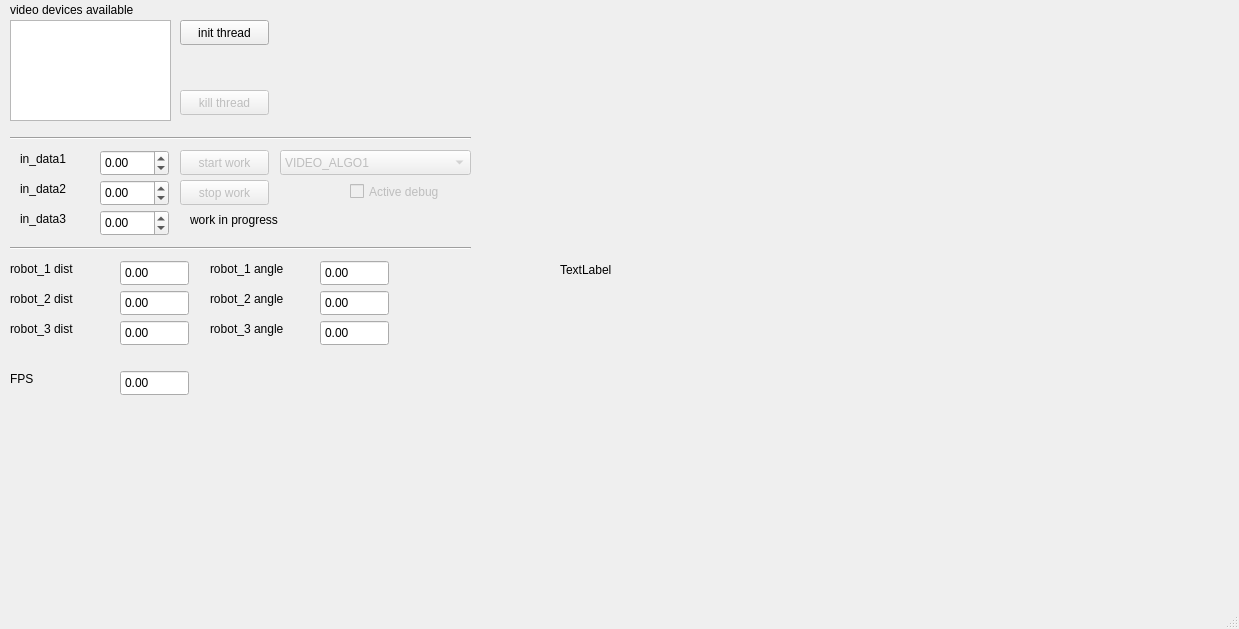
First picture: the form in PluginModules/ImageProcessing/ihm_ImageProcessing.ui, repository CRLG/LABOTBOX, before the edit.
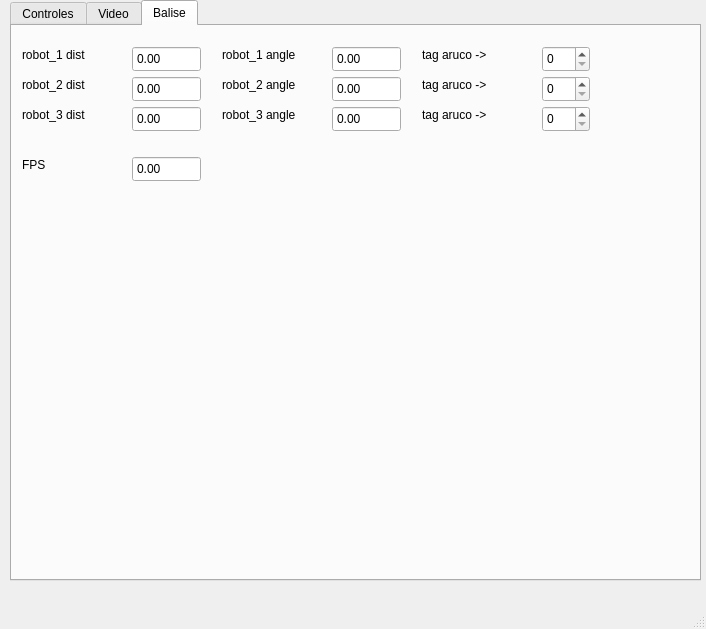
Second picture: the form after the edit. The open tabs and pages were chosen to show the change. Icons and pictures are not drawn. Custom widgets are drawn as their Qt base class.

Commit message: #51 Ajout d'un zoom pour l'affichage Amélioration de la récupération de la résolution pour adapter le zoom. Dans le cas du raspberry pi le driver v4l2 ne permet pas à opencv de régler la résolution donc on ne la connaissait dans le code qu'à posteriori. Ajout d'un slider dans l'ihm pour régler le zoom. 3 zooms possibles: QVGA 240x320 VGA 480x640 (par défaut) XGA 768x1024

```diff
--- a/PluginModules/ImageProcessing/ihm_ImageProcessing.ui
+++ b/PluginModules/ImageProcessing/ihm_ImageProcessing.ui
@@ -6,7 +6,7 @@
    <rect>
     <x>0</x>
     <y>0</y>
-    <width>1239</width>
+    <width>706</width>
     <height>629</height>
    </rect>
   </property>
@@ -14,24 +14,27 @@
    <string>MainWindow</string>
   </property>
   <widget class="QWidget" name="centralwidget">
-   <widget class="QLabel" name="label">
+   <widget class="QTabWidget" name="tabWidget">
     <property name="geometry">
      <rect>
-      <x>20</x>
-      <y>150</y>
-      <width>67</width>
-      <height>17</height>
+      <x>10</x>
+      <y>0</y>
+      <width>691</width>
+      <height>581</height>
      </rect>
     </property>
-    <property name="text">
-     <string>in_data1</string>
+    <property name="currentIndex">
+     <number>0</number>
     </property>
-   </widget>
+    <widget class="QWidget" name="tabControles">
+     <attribute name="title">
+      <string>Controles</string>
+     </attribute>
    <widget class="QLabel" name="label_8">
     <property name="geometry">
      <rect>
       <x>10</x>
-      <y>0</y>
+        <y>10</y>
       <width>161</width>
       <height>20</height>
      </rect>
@@ -40,11 +43,78 @@
      <string>video devices available</string>
     </property>
    </widget>
-   <widget class="QDoubleSpinBox" name="in_data2">
+     <widget class="QDoubleSpinBox" name="in_data1">
     <property name="geometry">
      <rect>
       <x>100</x>
-      <y>180</y>
+        <y>160</y>
+        <width>69</width>
+        <height>26</height>
+       </rect>
+      </property>
+      <property name="minimum">
+       <double>-999999999999999983222784.000000000000000</double>
+      </property>
+      <property name="maximum">
+       <double>1000000000000000019884624838656.000000000000000</double>
+      </property>
+     </widget>
+     <widget class="Line" name="line_3">
+      <property name="geometry">
+       <rect>
+        <x>10</x>
+        <y>140</y>
+        <width>461</width>
+        <height>16</height>
+       </rect>
+      </property>
+      <property name="orientation">
+       <enum>Qt::Horizontal</enum>
+      </property>
+     </widget>
+     <widget class="QPushButton" name="start_work">
+      <property name="enabled">
+       <bool>false</bool>
+      </property>
+      <property name="geometry">
+       <rect>
+        <x>180</x>
+        <y>160</y>
+        <width>89</width>
+        <height>25</height>
+       </rect>
+      </property>
+      <property name="toolTip">
+       <string>&lt;html&gt;&lt;head/&gt;&lt;body&gt;&lt;p&gt;Commence le job&lt;/p&gt;&lt;/body&gt;&lt;/html&gt;</string>
+      </property>
+      <property name="text">
+       <string>start work</string>
+      </property>
+     </widget>
+     <widget class="QPushButton" name="stop_work">
+      <property name="enabled">
+       <bool>false</bool>
+      </property>
+      <property name="geometry">
+       <rect>
+        <x>180</x>
+        <y>190</y>
+        <width>89</width>
+        <height>25</height>
+       </rect>
+      </property>
+      <property name="toolTip">
+       <string>&lt;html&gt;&lt;head/&gt;&lt;body&gt;&lt;p&gt;Emet une requête d'arrêt du job&lt;/p&gt;&lt;/body&gt;&lt;/html&gt;</string>
+      </property>
+      <property name="text">
+       <string>stop work</string>
+      </property>
+     </widget>
+     <widget class="QDoubleSpinBox" name="in_data3">
+      <property name="geometry">
+       <rect>
+        <x>100</x>
+        <y>220</y>
       <width>69</width>
       <height>26</height>
      </rect>
@@ -63,7 +133,7 @@
     <property name="geometry">
      <rect>
       <x>180</x>
-      <y>90</y>
+        <y>100</y>
       <width>89</width>
       <height>25</height>
      </rect>
@@ -75,36 +145,40 @@
      <string>kill thread</string>
     </property>
    </widget>
-   <widget class="QDoubleSpinBox" name="in_data3">
+     <widget class="Line" name="line">
     <property name="geometry">
      <rect>
-      <x>100</x>
-      <y>210</y>
-      <width>69</width>
-      <height>26</height>
-     </rect>
-    </property>
-    <property name="minimum">
-     <double>-999999999999999983222784.000000000000000</double>
-    </property>
-    <property name="maximum">
-     <double>1000000000000000019884624838656.000000000000000</double>
-    </property>
-   </widget>
-   <widget class="QCheckBox" name="active_debug">
-    <property name="enabled">
-     <bool>false</bool>
-    </property>
+        <x>10</x>
+        <y>250</y>
+        <width>461</width>
+        <height>16</height>
+       </rect>
+      </property>
+      <property name="orientation">
+       <enum>Qt::Horizontal</enum>
+      </property>
+     </widget>
+     <widget class="QLabel" name="label_7">
     <property name="geometry">
      <rect>
-      <x>350</x>
-      <y>180</y>
-      <width>121</width>
-      <height>23</height>
+        <x>190</x>
+        <y>220</y>
+        <width>131</width>
+        <height>20</height>
      </rect>
     </property>
     <property name="text">
-     <string>Active debug</string>
+       <string>work in progress</string>
+      </property>
+     </widget>
+     <widget class="QListWidget" name="video_devices_list">
+      <property name="geometry">
+       <rect>
+        <x>10</x>
+        <y>30</y>
+        <width>161</width>
+        <height>101</height>
+       </rect>
     </property>
    </widget>
    <widget class="QComboBox" name="list_algo">
@@ -114,7 +188,7 @@
     <property name="geometry">
      <rect>
       <x>280</x>
-      <y>150</y>
+        <y>160</y>
       <width>191</width>
       <height>25</height>
      </rect>
@@ -138,21 +212,69 @@
      </property>
     </item>
    </widget>
-   <widget class="QListWidget" name="video_devices_list">
+     <widget class="QDoubleSpinBox" name="in_data2">
     <property name="geometry">
      <rect>
-      <x>10</x>
-      <y>20</y>
-      <width>161</width>
-      <height>101</height>
-     </rect>
+        <x>100</x>
+        <y>190</y>
+        <width>69</width>
+        <height>26</height>
+       </rect>
+      </property>
+      <property name="minimum">
+       <double>-999999999999999983222784.000000000000000</double>
+      </property>
+      <property name="maximum">
+       <double>1000000000000000019884624838656.000000000000000</double>
+      </property>
+     </widget>
+     <widget class="QLabel" name="label">
+      <property name="geometry">
+       <rect>
+        <x>20</x>
+        <y>160</y>
+        <width>67</width>
+        <height>17</height>
+       </rect>
+      </property>
+      <property name="text">
+       <string>in_data1</string>
+      </property>
+     </widget>
+     <widget class="QLabel" name="label_3">
+      <property name="geometry">
+       <rect>
+        <x>20</x>
+        <y>220</y>
+        <width>67</width>
+        <height>17</height>
+       </rect>
+      </property>
+      <property name="text">
+       <string>in_data3</string>
+      </property>
+     </widget>
+     <widget class="QCheckBox" name="active_debug">
+      <property name="enabled">
+       <bool>false</bool>
+      </property>
+      <property name="geometry">
+       <rect>
+        <x>350</x>
+        <y>190</y>
+        <width>121</width>
+        <height>23</height>
+       </rect>
+      </property>
+      <property name="text">
+       <string>Active debug</string>
     </property>
    </widget>
    <widget class="QLed" name="work_status" native="true">
     <property name="geometry">
      <rect>
       <x>320</x>
-      <y>210</y>
+        <y>220</y>
       <width>31</width>
       <height>31</height>
      </rect>
@@ -167,37 +289,11 @@
      <bool>false</bool>
     </property>
    </widget>
-   <widget class="QLabel" name="label_6">
-    <property name="geometry">
-     <rect>
-      <x>10</x>
-      <y>260</y>
-      <width>91</width>
-      <height>17</height>
-     </rect>
-    </property>
-    <property name="text">
-     <string>robot_1 dist</string>
-    </property>
-   </widget>
-   <widget class="QLabel" name="label_4">
-    <property name="geometry">
-     <rect>
-      <x>10</x>
-      <y>290</y>
-      <width>91</width>
-      <height>17</height>
-     </rect>
-    </property>
-    <property name="text">
-     <string>robot_2 dist</string>
-    </property>
-   </widget>
    <widget class="QLabel" name="label_2">
     <property name="geometry">
      <rect>
       <x>20</x>
-      <y>180</y>
+        <y>190</y>
       <width>67</width>
       <height>17</height>
      </rect>
@@ -206,94 +302,11 @@
      <string>in_data2</string>
     </property>
    </widget>
-   <widget class="Line" name="line">
-    <property name="geometry">
-     <rect>
-      <x>10</x>
-      <y>240</y>
-      <width>461</width>
-      <height>16</height>
-     </rect>
-    </property>
-    <property name="orientation">
-     <enum>Qt::Horizontal</enum>
-    </property>
-   </widget>
-   <widget class="QDoubleSpinBox" name="rob1_dist">
-    <property name="geometry">
-     <rect>
-      <x>120</x>
-      <y>260</y>
-      <width>69</width>
-      <height>26</height>
-     </rect>
-    </property>
-    <property name="readOnly">
-     <bool>true</bool>
-    </property>
-    <property name="buttonSymbols">
-     <enum>QAbstractSpinBox::NoButtons</enum>
-    </property>
-    <property name="minimum">
-     <double>-999999999999999983222784.000000000000000</double>
-    </property>
-    <property name="maximum">
-     <double>1000000000000000019884624838656.000000000000000</double>
-    </property>
-   </widget>
-   <widget class="QLabel" name="label_7">
-    <property name="geometry">
-     <rect>
-      <x>190</x>
-      <y>210</y>
-      <width>131</width>
-      <height>20</height>
-     </rect>
-    </property>
-    <property name="text">
-     <string>work in progress</string>
-    </property>
-   </widget>
-   <widget class="QDoubleSpinBox" name="in_data1">
-    <property name="geometry">
-     <rect>
-      <x>100</x>
-      <y>150</y>
-      <width>69</width>
-      <height>26</height>
-     </rect>
-    </property>
-    <property name="minimum">
-     <double>-999999999999999983222784.000000000000000</double>
-    </property>
-    <property name="maximum">
-     <double>1000000000000000019884624838656.000000000000000</double>
-    </property>
-   </widget>
-   <widget class="QPushButton" name="start_work">
-    <property name="enabled">
-     <bool>false</bool>
-    </property>
-    <property name="geometry">
-     <rect>
-      <x>180</x>
-      <y>150</y>
-      <width>89</width>
-      <height>25</height>
-     </rect>
-    </property>
-    <property name="toolTip">
-     <string>&lt;html&gt;&lt;head/&gt;&lt;body&gt;&lt;p&gt;Commence le job&lt;/p&gt;&lt;/body&gt;&lt;/html&gt;</string>
-    </property>
-    <property name="text">
-     <string>start work</string>
-    </property>
-   </widget>
    <widget class="QPushButton" name="init_thread">
     <property name="geometry">
      <rect>
       <x>180</x>
-      <y>20</y>
+        <y>30</y>
       <width>89</width>
       <height>25</height>
      </rect>
@@ -305,103 +318,216 @@
      <string>init thread</string>
     </property>
    </widget>
-   <widget class="QPushButton" name="stop_work">
-    <property name="enabled">
-     <bool>false</bool>
-    </property>
+     <widget class="QCheckBox" name="chck_asBeacon">
     <property name="geometry">
      <rect>
-      <x>180</x>
-      <y>180</y>
-      <width>89</width>
-      <height>25</height>
-     </rect>
-    </property>
-    <property name="toolTip">
-     <string>&lt;html&gt;&lt;head/&gt;&lt;body&gt;&lt;p&gt;Emet une requête d'arrêt du job&lt;/p&gt;&lt;/body&gt;&lt;/html&gt;</string>
-    </property>
-    <property name="text">
-     <string>stop work</string>
-    </property>
-   </widget>
-   <widget class="QLabel" name="label_3">
-    <property name="geometry">
-     <rect>
-      <x>20</x>
-      <y>210</y>
-      <width>67</width>
-      <height>17</height>
-     </rect>
-    </property>
-    <property name="text">
-     <string>in_data3</string>
-    </property>
-   </widget>
-   <widget class="Line" name="line_3">
-    <property name="geometry">
-     <rect>
-      <x>10</x>
-      <y>130</y>
-      <width>461</width>
-      <height>16</height>
-     </rect>
-    </property>
-    <property name="orientation">
-     <enum>Qt::Horizontal</enum>
-    </property>
-   </widget>
-   <widget class="QDoubleSpinBox" name="rob2_dist">
-    <property name="geometry">
-     <rect>
-      <x>120</x>
-      <y>290</y>
-      <width>69</width>
-      <height>26</height>
-     </rect>
-    </property>
-    <property name="readOnly">
-     <bool>true</bool>
-    </property>
-    <property name="buttonSymbols">
-     <enum>QAbstractSpinBox::NoButtons</enum>
-    </property>
-    <property name="minimum">
-     <double>-999999999999999983222784.000000000000000</double>
-    </property>
-    <property name="maximum">
-     <double>1000000000000000019884624838656.000000000000000</double>
-    </property>
-   </widget>
-   <widget class="QLabel" name="label_5">
-    <property name="geometry">
-     <rect>
-      <x>560</x>
+        <x>290</x>
       <y>30</y>
+        <width>131</width>
+        <height>23</height>
+       </rect>
+      </property>
+      <property name="text">
+       <string>used as beacon</string>
+      </property>
+     </widget>
+     <widget class="QLabel" name="label_17">
+      <property name="geometry">
+       <rect>
+        <x>290</x>
+        <y>60</y>
+        <width>121</width>
+        <height>51</height>
+       </rect>
+      </property>
+      <property name="text">
+       <string>(restart of
+LaBotBox
+is neceassary)</string>
+      </property>
+      <property name="alignment">
+       <set>Qt::AlignHCenter|Qt::AlignTop</set>
+      </property>
+     </widget>
+    </widget>
+    <widget class="QWidget" name="tabVideo">
+     <attribute name="title">
+      <string>Video</string>
+     </attribute>
+     <widget class="QLabel" name="containerVideo">
+      <property name="geometry">
+       <rect>
+        <x>20</x>
+        <y>50</y>
       <width>640</width>
       <height>480</height>
      </rect>
     </property>
     <property name="minimumSize">
      <size>
-      <width>640</width>
-      <height>480</height>
+        <width>320</width>
+        <height>240</height>
      </size>
     </property>
     <property name="maximumSize">
      <size>
-      <width>640</width>
-      <height>480</height>
+        <width>1024</width>
+        <height>768</height>
      </size>
     </property>
     <property name="text">
-     <string>TextLabel</string>
+       <string/>
+      </property>
+      <property name="pixmap">
+       <pixmap resource="../../icons.qrc">:/icons/cancel.png</pixmap>
+      </property>
+      <property name="alignment">
+       <set>Qt::AlignLeading|Qt::AlignLeft|Qt::AlignTop</set>
+      </property>
+     </widget>
+     <widget class="QSlider" name="zoomVideo">
+      <property name="geometry">
+       <rect>
+        <x>140</x>
+        <y>20</y>
+        <width>471</width>
+        <height>20</height>
+       </rect>
+      </property>
+      <property name="maximum">
+       <number>2</number>
+      </property>
+      <property name="pageStep">
+       <number>1</number>
+      </property>
+      <property name="value">
+       <number>1</number>
+      </property>
+      <property name="sliderPosition">
+       <number>1</number>
+      </property>
+      <property name="orientation">
+       <enum>Qt::Horizontal</enum>
+      </property>
+     </widget>
+     <widget class="QLabel" name="label_5">
+      <property name="geometry">
+       <rect>
+        <x>20</x>
+        <y>20</y>
+        <width>67</width>
+        <height>17</height>
+       </rect>
+      </property>
+      <property name="text">
+       <string>ZOOM</string>
+      </property>
+     </widget>
+     <widget class="QLabel" name="label_18">
+      <property name="geometry">
+       <rect>
+        <x>90</x>
+        <y>20</y>
+        <width>31</width>
+        <height>21</height>
+       </rect>
+      </property>
+      <property name="text">
+       <string/>
+      </property>
+      <property name="pixmap">
+       <pixmap resource="../../icons.qrc">:/icons/edit_remove.png</pixmap>
+      </property>
+      <property name="alignment">
+       <set>Qt::AlignCenter</set>
+      </property>
+     </widget>
+     <widget class="QLabel" name="label_19">
+      <property name="geometry">
+       <rect>
+        <x>630</x>
+        <y>20</y>
+        <width>31</width>
+        <height>21</height>
+       </rect>
+      </property>
+      <property name="text">
+       <string/>
+      </property>
+      <property name="pixmap">
+       <pixmap resource="../../icons.qrc">:/icons/edit_add.png</pixmap>
+      </property>
+      <property name="alignment">
+       <set>Qt::AlignCenter</set>
+      </property>
+     </widget>
+    </widget>
+    <widget class="QWidget" name="tabBalise">
+     <attribute name="title">
+      <string>Balise</string>
+     </attribute>
+     <widget class="QLabel" name="label_10">
+      <property name="geometry">
+       <rect>
+        <x>210</x>
+        <y>20</y>
+        <width>101</width>
+        <height>17</height>
+       </rect>
+      </property>
+      <property name="text">
+       <string>robot_1 angle</string>
+      </property>
+     </widget>
+     <widget class="QDoubleSpinBox" name="rob2_angle">
+      <property name="geometry">
+       <rect>
+        <x>320</x>
+        <y>50</y>
+        <width>69</width>
+        <height>26</height>
+       </rect>
+      </property>
+      <property name="readOnly">
+       <bool>true</bool>
+      </property>
+      <property name="buttonSymbols">
+       <enum>QAbstractSpinBox::NoButtons</enum>
+      </property>
+      <property name="minimum">
+       <double>-999999999999999983222784.000000000000000</double>
+      </property>
+      <property name="maximum">
+       <double>1000000000000000019884624838656.000000000000000</double>
+      </property>
+     </widget>
+     <widget class="QDoubleSpinBox" name="fps">
+      <property name="geometry">
+       <rect>
+        <x>120</x>
+        <y>130</y>
+        <width>69</width>
+        <height>26</height>
+       </rect>
+      </property>
+      <property name="readOnly">
+       <bool>true</bool>
+      </property>
+      <property name="buttonSymbols">
+       <enum>QAbstractSpinBox::NoButtons</enum>
+      </property>
+      <property name="minimum">
+       <double>-999999999999999983222784.000000000000000</double>
+      </property>
+      <property name="maximum">
+       <double>1000000000000000019884624838656.000000000000000</double>
     </property>
    </widget>
    <widget class="QDoubleSpinBox" name="rob3_dist">
     <property name="geometry">
      <rect>
       <x>120</x>
-      <y>320</y>
+        <y>80</y>
       <width>69</width>
       <height>26</height>
      </rect>
@@ -423,7 +549,7 @@
     <property name="geometry">
      <rect>
       <x>10</x>
-      <y>320</y>
+        <y>80</y>
       <width>91</width>
       <height>17</height>
      </rect>
@@ -432,37 +558,11 @@
      <string>robot_3 dist</string>
     </property>
    </widget>
-   <widget class="QLabel" name="label_10">
+     <widget class="QDoubleSpinBox" name="rob1_dist">
     <property name="geometry">
      <rect>
-      <x>210</x>
-      <y>260</y>
-      <width>101</width>
-      <height>17</height>
-     </rect>
-    </property>
-    <property name="text">
-     <string>robot_1 angle</string>
-    </property>
-   </widget>
-   <widget class="QLabel" name="label_11">
-    <property name="geometry">
-     <rect>
-      <x>210</x>
-      <y>290</y>
-      <width>101</width>
-      <height>17</height>
-     </rect>
-    </property>
-    <property name="text">
-     <string>robot_2 angle</string>
-    </property>
-   </widget>
-   <widget class="QDoubleSpinBox" name="rob3_angle">
-    <property name="geometry">
-     <rect>
-      <x>320</x>
-      <y>320</y>
+        <x>120</x>
+        <y>20</y>
       <width>69</width>
       <height>26</height>
      </rect>
@@ -484,7 +584,42 @@
     <property name="geometry">
      <rect>
       <x>320</x>
-      <y>260</y>
+        <y>20</y>
+        <width>69</width>
+        <height>26</height>
+       </rect>
+      </property>
+      <property name="readOnly">
+       <bool>true</bool>
+      </property>
+      <property name="buttonSymbols">
+       <enum>QAbstractSpinBox::NoButtons</enum>
+      </property>
+      <property name="minimum">
+       <double>-999999999999999983222784.000000000000000</double>
+      </property>
+      <property name="maximum">
+       <double>1000000000000000019884624838656.000000000000000</double>
+      </property>
+     </widget>
+     <widget class="QLabel" name="label_6">
+      <property name="geometry">
+       <rect>
+        <x>10</x>
+        <y>20</y>
+        <width>91</width>
+        <height>17</height>
+       </rect>
+      </property>
+      <property name="text">
+       <string>robot_1 dist</string>
+      </property>
+     </widget>
+     <widget class="QDoubleSpinBox" name="rob2_dist">
+      <property name="geometry">
+       <rect>
+        <x>120</x>
+        <y>50</y>
       <width>69</width>
       <height>26</height>
      </rect>
@@ -506,7 +641,7 @@
     <property name="geometry">
      <rect>
       <x>210</x>
-      <y>320</y>
+        <y>80</y>
       <width>101</width>
       <height>17</height>
      </rect>
@@ -515,11 +650,11 @@
      <string>robot_3 angle</string>
     </property>
    </widget>
-   <widget class="QDoubleSpinBox" name="rob2_angle">
+     <widget class="QDoubleSpinBox" name="rob3_angle">
     <property name="geometry">
      <rect>
       <x>320</x>
-      <y>290</y>
+        <y>80</y>
       <width>69</width>
       <height>26</height>
      </rect>
@@ -537,11 +672,24 @@
      <double>1000000000000000019884624838656.000000000000000</double>
     </property>
    </widget>
+     <widget class="QLabel" name="label_4">
+      <property name="geometry">
+       <rect>
+        <x>10</x>
+        <y>50</y>
+        <width>91</width>
+        <height>17</height>
+       </rect>
+      </property>
+      <property name="text">
+       <string>robot_2 dist</string>
+      </property>
+     </widget>
    <widget class="QLabel" name="label_13">
     <property name="geometry">
      <rect>
       <x>10</x>
-      <y>370</y>
+        <y>130</y>
       <width>101</width>
       <height>17</height>
      </rect>
@@ -550,27 +698,89 @@
      <string>FPS</string>
     </property>
    </widget>
-   <widget class="QDoubleSpinBox" name="fps">
+     <widget class="QLabel" name="label_11">
     <property name="geometry">
      <rect>
-      <x>120</x>
-      <y>370</y>
-      <width>69</width>
-      <height>26</height>
-     </rect>
-    </property>
-    <property name="readOnly">
-     <bool>true</bool>
-    </property>
-    <property name="buttonSymbols">
-     <enum>QAbstractSpinBox::NoButtons</enum>
-    </property>
-    <property name="minimum">
-     <double>-999999999999999983222784.000000000000000</double>
-    </property>
-    <property name="maximum">
-     <double>1000000000000000019884624838656.000000000000000</double>
-    </property>
+        <x>210</x>
+        <y>50</y>
+        <width>101</width>
+        <height>17</height>
+       </rect>
+      </property>
+      <property name="text">
+       <string>robot_2 angle</string>
+      </property>
+     </widget>
+     <widget class="QLabel" name="label_14">
+      <property name="geometry">
+       <rect>
+        <x>410</x>
+        <y>20</y>
+        <width>91</width>
+        <height>17</height>
+       </rect>
+      </property>
+      <property name="text">
+       <string>tag aruco -&gt;</string>
+      </property>
+     </widget>
+     <widget class="QLabel" name="label_15">
+      <property name="geometry">
+       <rect>
+        <x>410</x>
+        <y>50</y>
+        <width>91</width>
+        <height>17</height>
+       </rect>
+      </property>
+      <property name="text">
+       <string>tag aruco -&gt;</string>
+      </property>
+     </widget>
+     <widget class="QLabel" name="label_16">
+      <property name="geometry">
+       <rect>
+        <x>410</x>
+        <y>80</y>
+        <width>91</width>
+        <height>17</height>
+       </rect>
+      </property>
+      <property name="text">
+       <string>tag aruco -&gt;</string>
+      </property>
+     </widget>
+     <widget class="QSpinBox" name="spinBox">
+      <property name="geometry">
+       <rect>
+        <x>530</x>
+        <y>20</y>
+        <width>48</width>
+        <height>26</height>
+       </rect>
+      </property>
+     </widget>
+     <widget class="QSpinBox" name="spinBox_2">
+      <property name="geometry">
+       <rect>
+        <x>530</x>
+        <y>50</y>
+        <width>48</width>
+        <height>26</height>
+       </rect>
+      </property>
+     </widget>
+     <widget class="QSpinBox" name="spinBox_3">
+      <property name="geometry">
+       <rect>
+        <x>530</x>
+        <y>80</y>
+        <width>48</width>
+        <height>26</height>
+       </rect>
+      </property>
+     </widget>
+    </widget>
    </widget>
   </widget>
   <widget class="QMenuBar" name="menubar">
@@ -578,7 +788,7 @@
     <rect>
      <x>0</x>
      <y>0</y>
-     <width>1239</width>
+     <width>706</width>
      <height>22</height>
     </rect>
    </property>
```
Left out of the diff: 4 changed lines with no effect on the pictures. Lines whose indentation alone changed are shown as unchanged. The commit also changes 3 other files.
